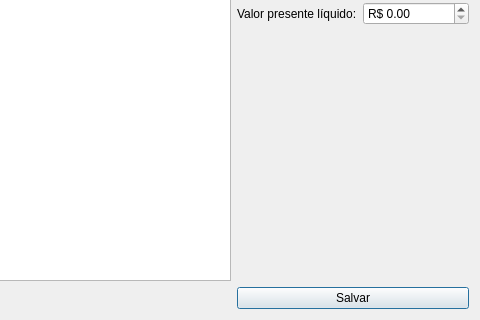
Qt form ui/anteciparrecebimento.ui (lellisls/ERP-STACCATO) before a commit; both pictures show x 568 to 1048 and y 183 to 503 of the 1048 by 503 pixel window.
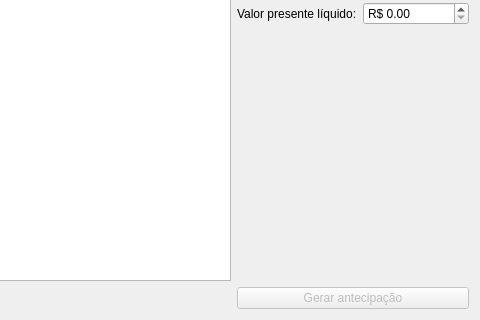
The same form after that commit. Custom widgets are drawn as their Qt base class.

```diff
--- a/ui/anteciparrecebimento.ui
+++ b/ui/anteciparrecebimento.ui
@@ -225,9 +225,12 @@
     </layout>
    </item>
    <item row="1" column="2">
-    <widget class="QPushButton" name="pushButton">
+    <widget class="QPushButton" name="pushButtonGerar">
+     <property name="enabled">
+      <bool>false</bool>
+     </property>
      <property name="text">
-      <string>Salvar</string>
+      <string>Gerar antecipação</string>
      </property>
     </widget>
    </item>
```
